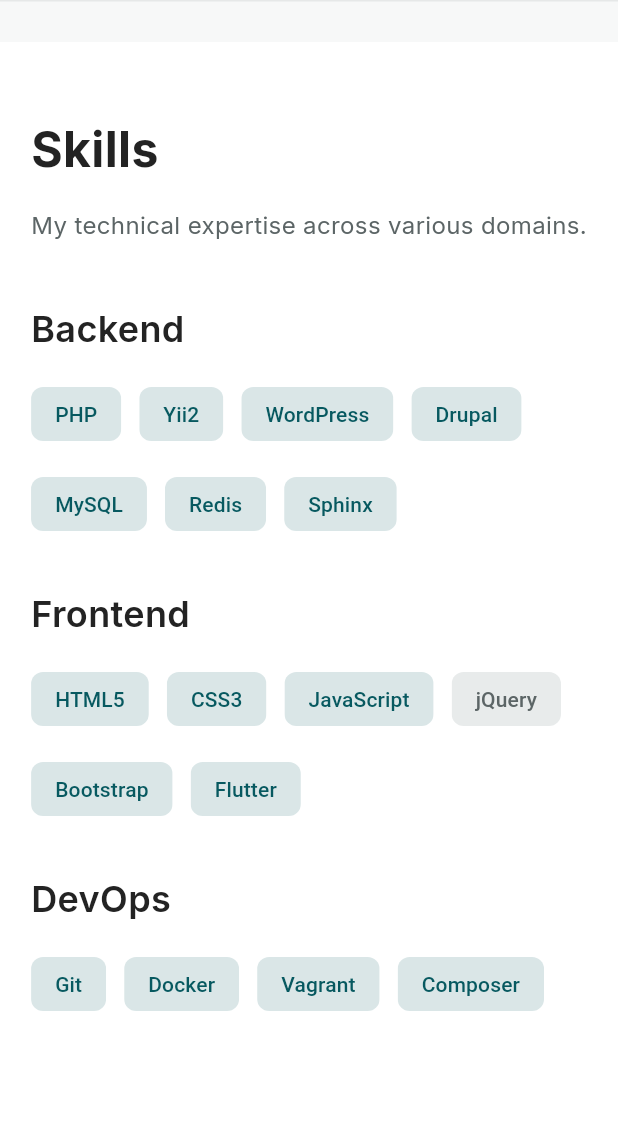
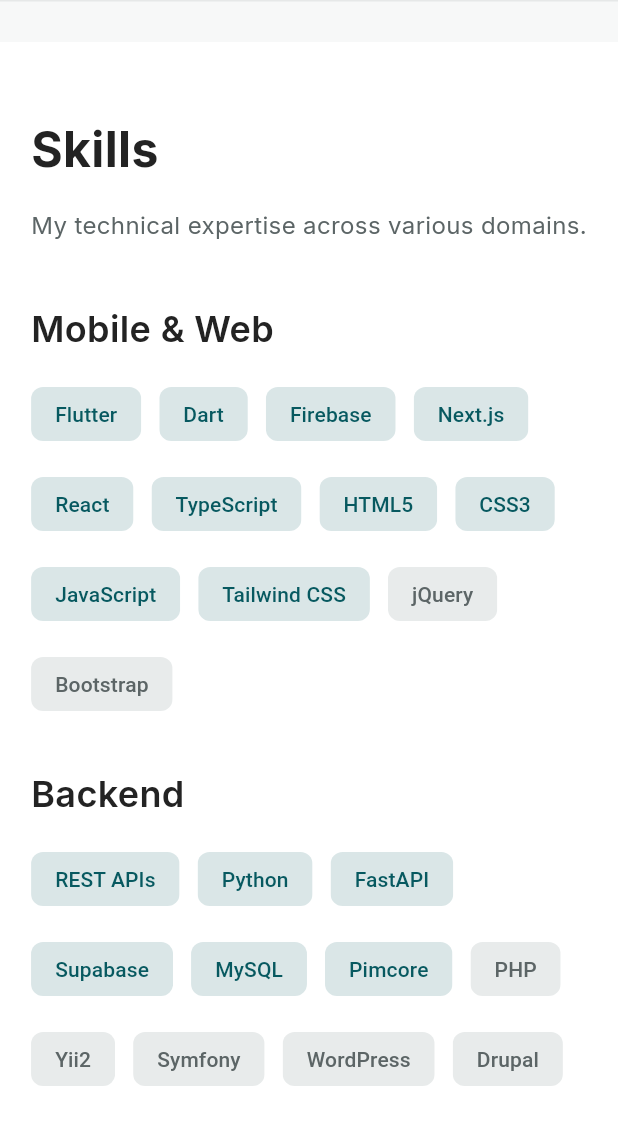
Before and after one commit to ukccatc/portfolio_app, a Flutter app: the screen it shows after launch, scrolled down 576 dp, on a phone screen of 412 x 824 dp, the part 102-1236 px from its top. Run offline on Flutter 3.47's test engine with Material 3 defaults, Android fonts, the phone set to English and light mode, and no system bars; drawn by our look-alikes of scrollable_positioned_list; our stand-ins replace font_awesome_flutter, google_fonts.

Commit message:
Update skills to match current Flutter, web, and backend work.
Replace the 2016 PHP-first chip list with stacks verified from the CV and local projects, and mark older PHP/CMS tools as legacy.

Co-authored-by: Cursor <cursoragent@cursor.com>

```diff
--- a/lib/src/utils/data.dart
+++ b/lib/src/utils/data.dart
@@ -16,27 +16,38 @@ class Data {
   static Uri get cvUri => Uri.base.resolve(cvFileName);
 
   static const List<Skill> skills = [
-    // Backend
-    Skill(name: "PHP", category: "Backend"),
-    Skill(name: "Yii2", category: "Backend"),
-    Skill(name: "WordPress", category: "Backend"),
-    Skill(name: "Drupal", category: "Backend"),
+    // Mobile & Web first so this category renders at the top
+    Skill(name: "Flutter", category: "Mobile & Web"),
+    Skill(name: "Dart", category: "Mobile & Web"),
+    Skill(name: "Firebase", category: "Mobile & Web"),
+    Skill(name: "Next.js", category: "Mobile & Web"),
+    Skill(name: "React", category: "Mobile & Web"),
+    Skill(name: "TypeScript", category: "Mobile & Web"),
+    Skill(name: "HTML5", category: "Mobile & Web"),
+    Skill(name: "CSS3", category: "Mobile & Web"),
+    Skill(name: "JavaScript", category: "Mobile & Web"),
+    Skill(name: "Tailwind CSS", category: "Mobile & Web"),
+    Skill(name: "jQuery", category: "Mobile & Web", isLegacy: true),
+    Skill(name: "Bootstrap", category: "Mobile & Web", isLegacy: true),
+
+    Skill(name: "REST APIs", category: "Backend"),
+    Skill(name: "Python", category: "Backend"),
+    Skill(name: "FastAPI", category: "Backend"),
+    Skill(name: "Supabase", category: "Backend"),
     Skill(name: "MySQL", category: "Backend"),
-    Skill(name: "Redis", category: "Backend"),
-    Skill(name: "Sphinx", category: "Backend"),
+    Skill(name: "Pimcore", category: "Backend"),
+    Skill(name: "PHP", category: "Backend", isLegacy: true),
+    Skill(name: "Yii2", category: "Backend", isLegacy: true),
+    Skill(name: "Symfony", category: "Backend", isLegacy: true),
+    Skill(name: "WordPress", category: "Backend", isLegacy: true),
+    Skill(name: "Drupal", category: "Backend", isLegacy: true),
 
-    // Frontend
-    Skill(name: "HTML5", category: "Frontend"),
-    Skill(name: "CSS3", category: "Frontend"),
-    Skill(name: "JavaScript", category: "Frontend"),
-    Skill(name: "jQuery", category: "Frontend", isLegacy: true),
-    Skill(name: "Bootstrap", category: "Frontend"),
-    Skill(name: "Flutter", category: "Frontend"), // Added since we are using it
-    // DevOps/Tools
     Skill(name: "Git", category: "DevOps"),
     Skill(name: "Docker", category: "DevOps"),
-    Skill(name: "Vagrant", category: "DevOps"),
-    Skill(name: "Composer", category: "DevOps"),
+    Skill(name: "GitHub Actions", category: "DevOps"),
+    Skill(name: "Azure DevOps", category: "DevOps"),
+    Skill(name: "Google Cloud", category: "DevOps"),
+    Skill(name: "Vagrant", category: "DevOps", isLegacy: true),
   ];
 
   static const List<Experience> experience = [
```
